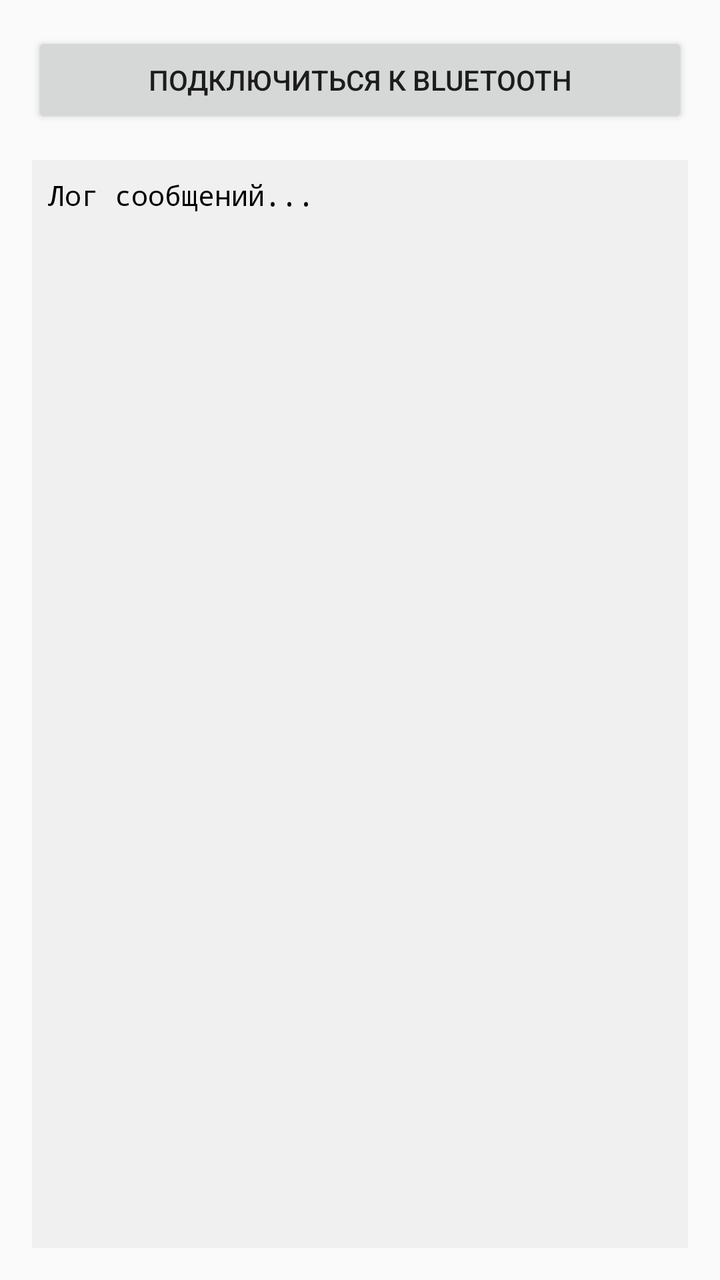
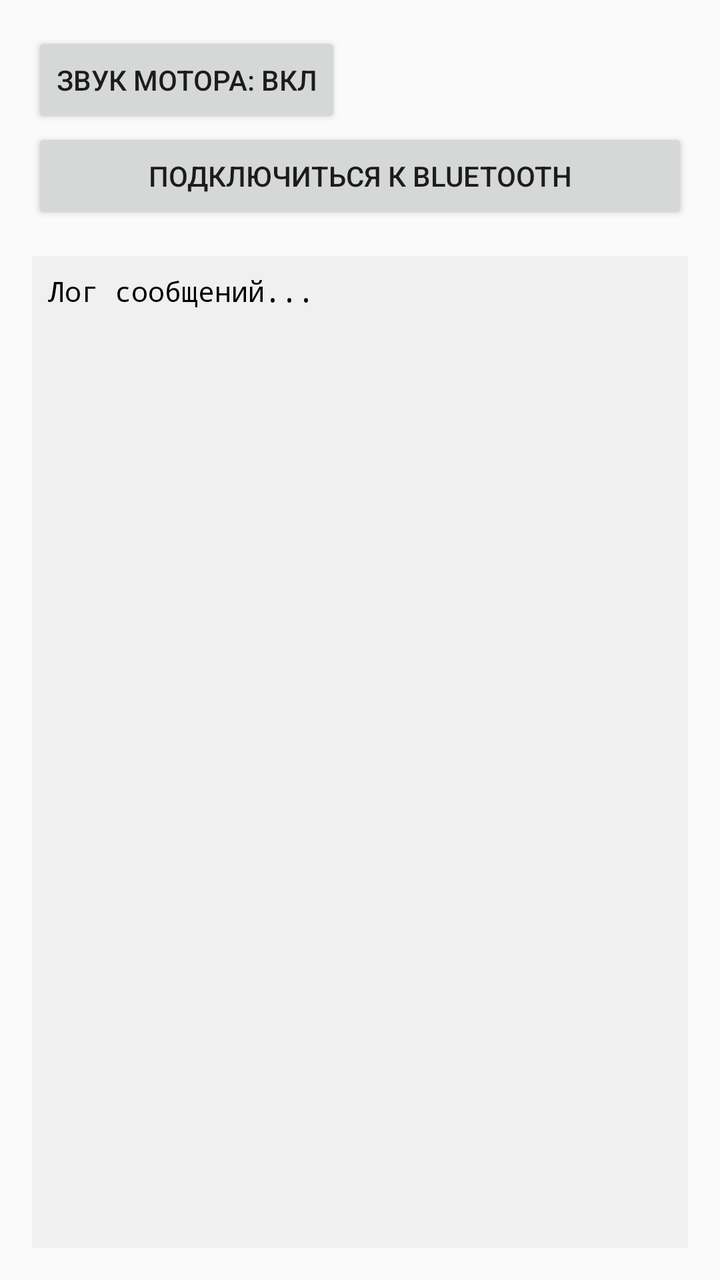

Two renders of the same Android screen: before a commit and after it. Below are the layout's source before the change and the commit's diff.
<!-- AndroidManifest.xml: activity theme Theme.AppCompat.Light.DarkActionBar -->
<!-- res/layout/activity_main.xml -->
<?xml version="1.0" encoding="utf-8"?>
<LinearLayout xmlns:android="http://schemas.android.com/apk/res/android"
    android:layout_width="match_parent"
    android:layout_height="match_parent"
    android:orientation="vertical"
    android:padding="16dp">

    <Button
        android:id="@+id/btnConnect"
        android:layout_width="match_parent"
        android:layout_height="wrap_content"
        android:text="Подключиться к Bluetooth" />

    <ScrollView
        android:id="@+id/scrollView"
        android:layout_width="match_parent"
        android:layout_height="0dp"
        android:layout_weight="1"
        android:layout_marginTop="16dp"
        android:background="#F0F0F0">

        <TextView
            android:id="@+id/tvLogs"
            android:layout_width="match_parent"
            android:layout_height="wrap_content"
            android:padding="8dp"
            android:text="Лог сообщений...\n"
            android:textColor="#000000"
            android:fontFamily="monospace" />
    </ScrollView>
</LinearLayout>
<!-- resources referenced by this layout -->
<resources>

</resources>

<!-- the commit's change to res/layout/activity_main.xml (unified diff, before → after) -->
@@ -1,9 +1,16 @@
 <?xml version="1.0" encoding="utf-8"?>
 <LinearLayout xmlns:android="http://schemas.android.com/apk/res/android"
+    xmlns:app="http://schemas.android.com/apk/res-auto"
     android:layout_width="match_parent"
     android:layout_height="match_parent"
     android:orientation="vertical"
     android:padding="16dp">
+
+    <Button
+        android:id="@+id/btnEngineMute"
+        android:layout_width="wrap_content"
+        android:layout_height="wrap_content"
+        android:text="Звук мотора: ВКЛ" />
 
     <Button
         android:id="@+id/btnConnect"
